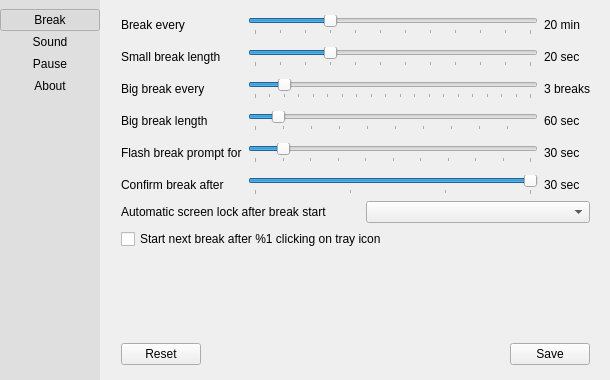
The window that src/pref-window.ui (AllanChain/sane-break) describes before a commit, drawn with Qt 5.
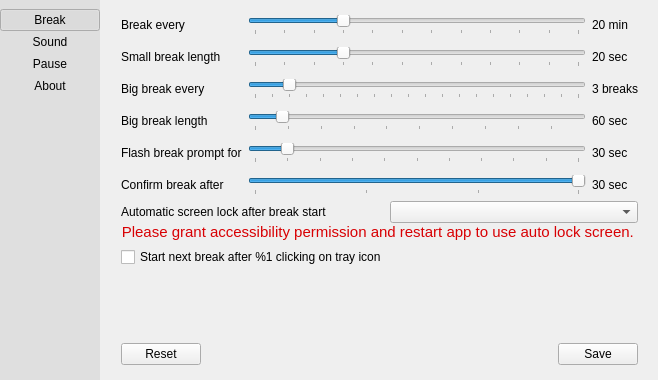
The same window after the commit. Icons and pictures are not drawn. Custom widgets are drawn as their Qt base class.

Commit message: fix lock screen for macOS

Diff of the .ui file:
```diff
--- a/src/pref-window.ui
+++ b/src/pref-window.ui
@@ -442,6 +442,11 @@
           </layout>
          </item>
          <item>
+          <layout class="QVBoxLayout" name="verticalLayout_4">
+           <property name="spacing">
+            <number>0</number>
+           </property>
+           <item>
           <layout class="QHBoxLayout" name="horizontalLayout_3">
            <property name="spacing">
             <number>20</number>
@@ -459,6 +464,26 @@
           </layout>
          </item>
          <item>
+            <widget class="QLabel" name="macPermissionHint">
+             <property name="font">
+              <font>
+               <pointsize>11</pointsize>
+              </font>
+             </property>
+             <property name="styleSheet">
+              <string notr="true">color: rgb(216, 0, 3)</string>
+             </property>
+             <property name="text">
+              <string>Please grant accessibility permission and restart app to use auto lock screen. </string>
+             </property>
+             <property name="alignment">
+              <set>Qt::AlignmentFlag::AlignRight|Qt::AlignmentFlag::AlignTrailing|Qt::AlignmentFlag::AlignVCenter</set>
+             </property>
+            </widget>
+           </item>
+          </layout>
+         </item>
+         <item>
           <widget class="QCheckBox" name="quickBreak">
            <property name="text">
             <string>Start next break after %1 clicking on tray icon</string>
```
Left out of the diff: 4 changed lines with no effect on the pictures. Lines whose indentation alone changed are shown as unchanged. The commit also changes 3 other files.
